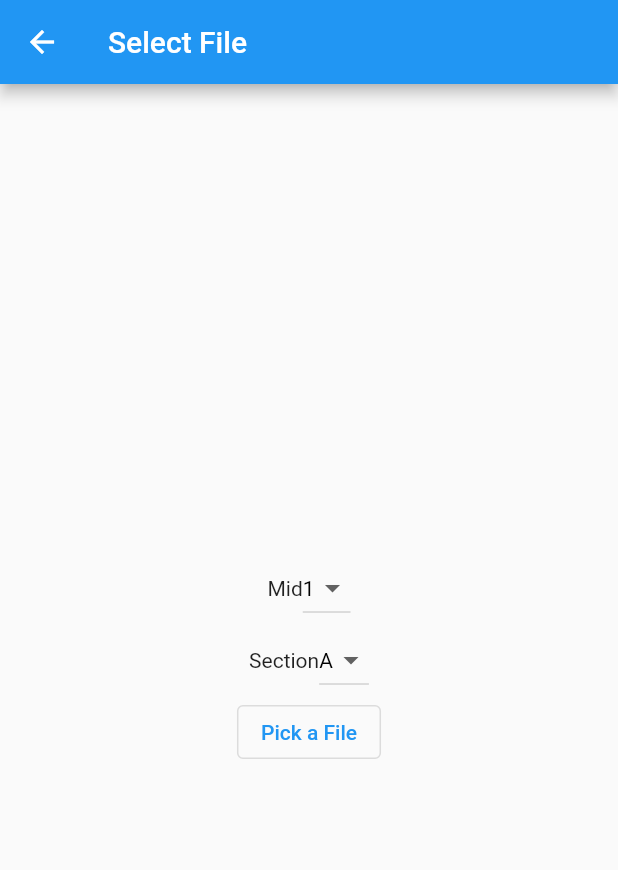
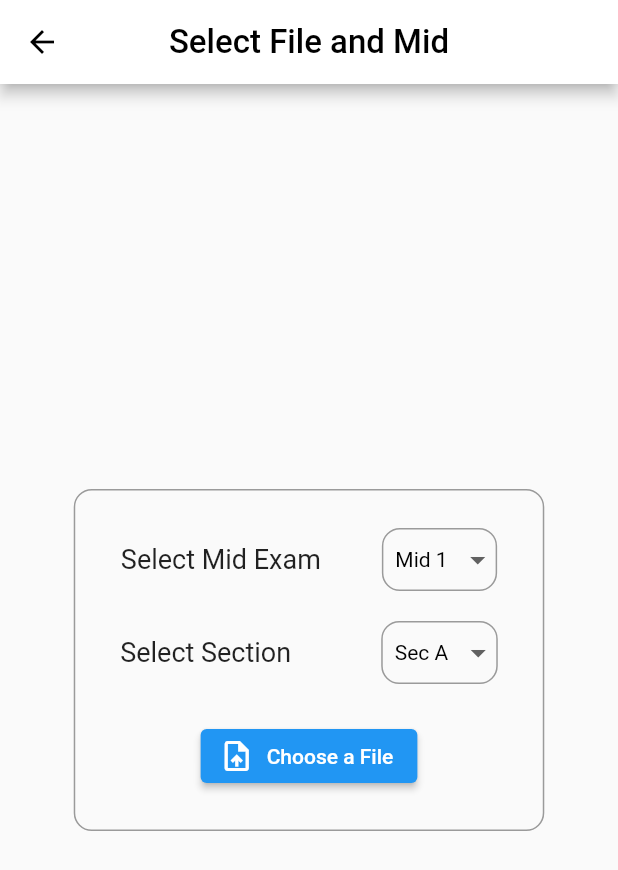
Before and after one commit to sampathbalivada/co-platform-flutter, a Flutter app: the UploadMarksSelectFile screen opened by its route, on a phone screen of 412 x 824 dp. Shown: the top 870 px of the screen. Run offline on Flutter 3.47's test engine with Material 2 defaults, Android fonts, the phone set to English and light mode, and no system bars; our stand-ins replace file_picker, supabase; accounts and stored records are empty.

Commit message:
UI changes for upload marks

```diff
--- a/lib/pages/upload_marks.dart
+++ b/lib/pages/upload_marks.dart
@@ -1,4 +1,5 @@
 import 'package:co_attainment_platform/models/model.dart';
+import 'package:co_attainment_platform/widgets/appbar.dart';
 import 'package:flutter/material.dart';
 
 class UploadMarks extends StatefulWidget {
@@ -14,11 +15,29 @@ class _UploadMarksState extends State<UploadMarks> {
   List<Widget> generateExpansionTiles() {
     Map<String, List<Course>> coursesAssigned = widget.model.coursesAssigned;
 
-    List<Widget> expansionTiles = [];
+    List<Widget> expansionTiles = [
+      Text(
+        "Select Course",
+        style: TextStyle(
+          fontSize: 24,
+          fontWeight: FontWeight.w500,
+        ),
+      ),
+      SizedBox(
+        height: 20,
+      ),
+    ];
 
     for (var batch in coursesAssigned.keys) {
       expansionTiles.add(
-        ExpansionTile(
+        Container(
+          decoration: BoxDecoration(
+            border: Border.all(
+              color: Color(0xFF9A9A9A),
+            ),
+            borderRadius: BorderRadius.circular(12),
+          ),
+          child: ExpansionTile(
             title: Text(
               "Batch " + batch,
               style: TextStyle(
@@ -57,6 +76,7 @@ class _UploadMarksState extends State<UploadMarks> {
               ),
             ],
           ),
+        ),
       );
     }
 
@@ -92,9 +112,7 @@ class _UploadMarksState extends State<UploadMarks> {
   @override
   Widget build(BuildContext context) {
     return Scaffold(
-      appBar: AppBar(
-        title: Text('Home > Upload Marks'),
-      ),
+      appBar: buildCustomAppBar("Home > Upload Marks"),
       body: Center(
         child: Container(
           width: MediaQuery.of(context).size.width * 0.25,
--- a/lib/pages/upload_marks_select_file.dart
+++ b/lib/pages/upload_marks_select_file.dart
@@ -1,3 +1,4 @@
+import 'package:co_attainment_platform/widgets/appbar.dart';
 import 'package:file_picker/file_picker.dart';
 import 'package:flutter/material.dart';
 
@@ -17,20 +18,43 @@ class _UploadMarksSelectFileState extends State<UploadMarksSelectFile> {
   @override
   Widget build(BuildContext context) {
     return Scaffold(
-      appBar: AppBar(
-        title: Text('Select File'),
+      appBar: buildCustomAppBar("Select File and Mid"),
+      body: Center(
+        child: Container(
+          decoration: BoxDecoration(
+            border: Border.all(
+              color: Color(0xff9a9a9a),
             ),
-      body: Center(
+            borderRadius: BorderRadius.circular(12),
+          ),
+          child: Padding(
+            padding: const EdgeInsets.only(
+                top: 25.0, bottom: 25.0, left: 30, right: 30),
             child: Column(
               mainAxisSize: MainAxisSize.min,
               children: [
                 Row(
+                  mainAxisAlignment: MainAxisAlignment.center,
                   mainAxisSize: MainAxisSize.min,
                   children: [
-                Text(
-                  'Mid',
+                    Container(
+                      width: 150,
+                      child: Text(
+                        'Select Mid Exam',
+                        style: TextStyle(fontSize: 18),
                       ),
-                DropdownButton<String>(
+                    ),
+                    SizedBox(width: 24),
+                    Container(
+                      height: 42,
+                      decoration: BoxDecoration(
+                        border: Border.all(
+                          color: Color(0xFF9A9A9A),
+                        ),
+                        borderRadius: BorderRadius.circular(12),
+                      ),
+                      child: DropdownButtonHideUnderline(
+                        child: DropdownButton<String>(
                           value: _mid,
                           //elevation: 5,
                           style: TextStyle(color: Colors.black),
@@ -39,7 +63,11 @@ class _UploadMarksSelectFileState extends State<UploadMarksSelectFile> {
                               .map<DropdownMenuItem<String>>((String value) {
                             return DropdownMenuItem<String>(
                               value: value,
-                      child: Text(value),
+                              child: Padding(
+                                padding: const EdgeInsets.only(
+                                    left: 8.0, right: 8.0),
+                                child: Text("Mid " + value),
+                              ),
                             );
                           }).toList(),
                           onChanged: (String? value) {
@@ -48,13 +76,35 @@ class _UploadMarksSelectFileState extends State<UploadMarksSelectFile> {
                             });
                           },
                         ),
+                      ),
+                    ),
                   ],
                 ),
+                SizedBox(
+                  height: 20,
+                ),
                 Row(
+                  mainAxisAlignment: MainAxisAlignment.center,
                   mainAxisSize: MainAxisSize.min,
                   children: [
-                Text('Section'),
-                DropdownButton<String>(
+                    Container(
+                      width: 150,
+                      child: Text(
+                        'Select Section',
+                        style: TextStyle(fontSize: 18),
+                      ),
+                    ),
+                    SizedBox(width: 24),
+                    Container(
+                      height: 42,
+                      decoration: BoxDecoration(
+                        border: Border.all(
+                          color: Color(0xFF9A9A9A),
+                        ),
+                        borderRadius: BorderRadius.circular(12),
+                      ),
+                      child: DropdownButtonHideUnderline(
+                        child: DropdownButton<String>(
                           value: _section,
                           //elevation: 5,
                           style: TextStyle(color: Colors.black),
@@ -63,24 +113,33 @@ class _UploadMarksSelectFileState extends State<UploadMarksSelectFile> {
                               .map<DropdownMenuItem<String>>((String value) {
                             return DropdownMenuItem<String>(
                               value: value,
-                      child: Text(value),
+                              child: Padding(
+                                padding: const EdgeInsets.only(
+                                    left: 8.0, right: 8.0),
+                                child: Text("Sec " + value),
+                              ),
                             );
                           }).toList(),
                           onChanged: (String? value) {
                             setState(() {
-                      _section = value ?? 'A';
+                              _section = value ?? '1';
                             });
                           },
                         ),
+                      ),
+                    ),
                   ],
                 ),
-            OutlinedButton(
+                SizedBox(
+                  height: 24,
+                ),
+                ElevatedButton.icon(
                     onPressed: () async {
-                FilePickerResult? result = await FilePicker.platform.pickFiles(
+                      FilePickerResult? result =
+                          await FilePicker.platform.pickFiles(
                         allowMultiple: false,
                         withData: true,
                       );
-
                       var fileBytes = result?.files.single.bytes;
 
                       Iterable<int>? fileIntList = fileBytes?.toList();
@@ -91,9 +150,14 @@ class _UploadMarksSelectFileState extends State<UploadMarksSelectFile> {
                         _section,
                       );
                     },
-              child: Text("Pick a File"),
+                    icon: Icon(Icons.upload_file),
+                    label: Padding(
+                      padding: const EdgeInsets.only(top: 10.0, bottom: 10.0),
+                      child: Text("Choose a File"),
+                    )),
+              ],
             ),
-          ],
+          ),
         ),
       ),
     );
```
Lines whose indentation alone changed are shown as unchanged.
